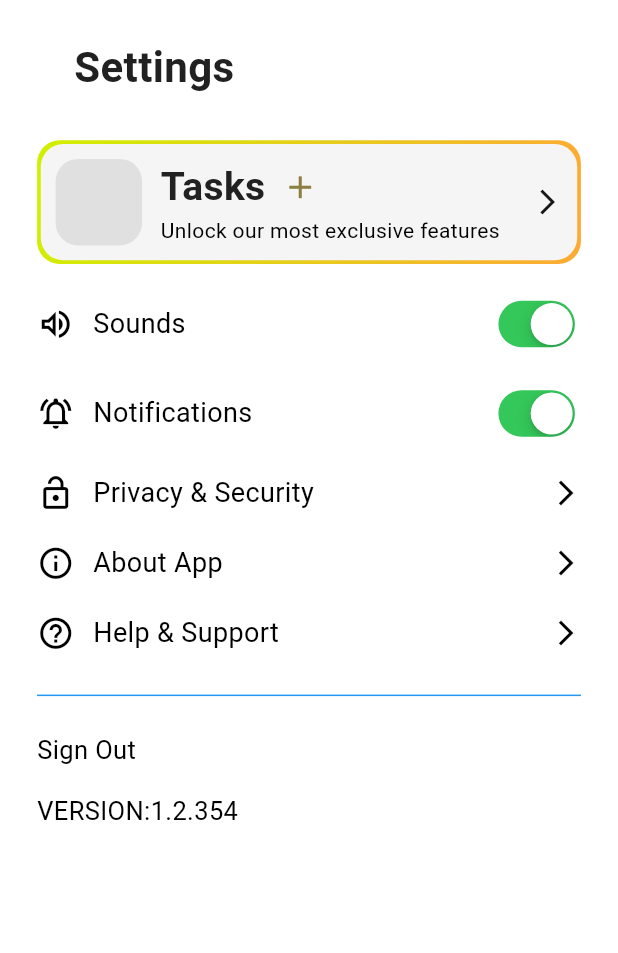
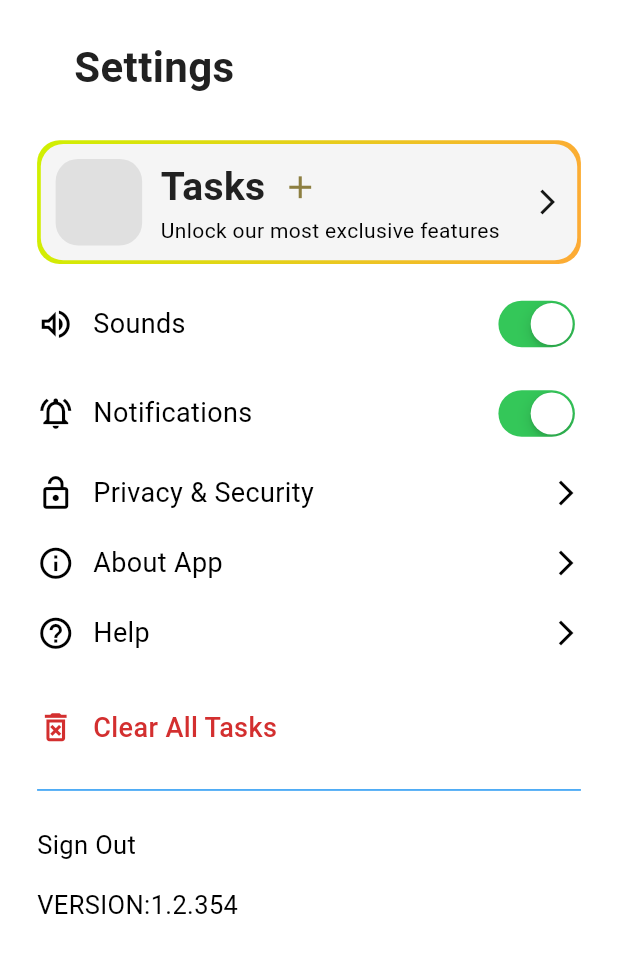
Before and after one commit to syedzubairrizwan/prodigenius_application, a Flutter app: the settingsPage screen opened directly, on a phone screen of 412 x 824 dp. Shown: the top 953 px of the screen. Run offline on Flutter 3.47's test engine with Material 3 defaults, Android fonts, the phone set to English and light mode, and no system bars; our stand-ins replace firebase_auth, firebase_core, fl_chart, flutter_local_notifications, hive, hive_flutter and 2 more; accounts and stored records are empty.

Commit message:
new changes

```diff
--- a/lib/main.dart
+++ b/lib/main.dart
@@ -8,8 +8,9 @@ import 'package:firebase_core/firebase_core.dart';
 import 'package:firebase_auth/firebase_auth.dart';
 import 'firebase_options.dart';
 import 'package:prodigenius_application/services/hive_service.dart';
+import 'package:prodigenius_application/services/notification_service.dart';
 
-void main() async {
+Future<void> main() async {
   // Ensure Flutter binding is initialized
   WidgetsFlutterBinding.ensureInitialized();
 
@@ -18,6 +19,9 @@ void main() async {
 
   // Initialize Hive
   await HiveService.init();
+
+  // Initialize Notification Service
+  await NotificationService().init();
 
   // Set preferred orientations
   SystemChrome.setPreferredOrientations([DeviceOrientation.portraitUp]);
--- a/lib/screens/Settings.dart
+++ b/lib/screens/Settings.dart
@@ -6,8 +6,7 @@ import 'package:prodigenius_application/components/upper_header.dart';
 import 'package:prodigenius_application/screens/HelpPage.dart';
 import 'package:prodigenius_application/widgets/constant.dart';
 import 'package:prodigenius_application/Screens/privacysecurity.dart';
-
-
+import 'package:prodigenius_application/services/hive_service.dart';
 
 class settingsPage extends StatefulWidget {
   const settingsPage({super.key});
@@ -32,9 +31,7 @@ class _settingsPageState extends State<settingsPage> {
             crossAxisAlignment: CrossAxisAlignment.start,
             children: [
               upperHeader("Settings", context, false, page: const MenuPage()),
-              SizedBox(
-                height: he * 0.035,
-              ),
+              SizedBox(height: he * 0.035),
               Container(
                 padding: EdgeInsets.all(he * 0.003),
                 decoration: BoxDecoration(
@@ -45,7 +42,8 @@ class _settingsPageState extends State<settingsPage> {
                     colors: [
                       Color.fromARGB(255, 208, 240, 1),
                       Color.fromARGB(255, 253, 170, 53),
-                      ]),
+                    ],
+                  ),
                 ),
                 child: Container(
                   decoration: BoxDecoration(
@@ -53,7 +51,8 @@ class _settingsPageState extends State<settingsPage> {
                     color: Colors.grey[100],
                   ),
                   padding: EdgeInsets.all(he * 0.012),
-                  child: Row(children: [
+                  child: Row(
+                    children: [
                       Container(
                         height: he * 0.07,
                         width: he * 0.07,
@@ -64,37 +63,38 @@ class _settingsPageState extends State<settingsPage> {
                         ),
                         child: ColorFiltered(
                           colorFilter: ColorFilter.mode(
-                              const Color.fromARGB(255, 224, 224, 224)
-                                  ,
-                              BlendMode.srcATop),
+                            const Color.fromARGB(255, 224, 224, 224),
+                            BlendMode.srcATop,
+                          ),
                           child: Icon(
                             Icons.workspace_premium_outlined,
                             size: 30,
                             color: MyThemeColor.textColor,
                           ),
-                        )),
-                    SizedBox(
-                      width: he * 0.015,
                         ),
+                      ),
+                      SizedBox(width: he * 0.015),
                       Column(
                         crossAxisAlignment: CrossAxisAlignment.start,
                         children: [
                           Row(
                             children: [
                               customText('Tasks ', 26),
-                            SizedBox(
-                              width: he * 0.005,
+                              SizedBox(width: he * 0.005),
+                              const Icon(
+                                Icons.add,
+                                size: 25,
+                                color: Color.fromARGB(255, 141, 127, 65),
                               ),
-                            const Icon(Icons.add,
-                                size: 25,
-                                color: Color.fromARGB(255, 141, 127, 65))
                             ],
                           ),
                           SizedBox(height: he * 0.0005),
                           const Text(
                             "Unlock our most exclusive features",
                             style: TextStyle(
-                              fontSize: 14, color: MyThemeColor.textColor),
+                              fontSize: 14,
+                              color: MyThemeColor.textColor,
+                            ),
                           ),
                         ],
                       ),
@@ -104,28 +104,33 @@ class _settingsPageState extends State<settingsPage> {
                         color: Color.fromARGB(255, 22, 23, 22),
                         size: 20,
                       ),
-                  ]),
+                    ],
                   ),
                 ),
-              SizedBox(
-                height: he * 0.025,
               ),
+              SizedBox(height: he * 0.025),
 
               Row(
                 children: [
                   if (isSound == true)
-                    Icon(Icons.volume_up_outlined,
-                        size: 25, color: MyThemeColor.textColor)
+                    Icon(
+                      Icons.volume_up_outlined,
+                      size: 25,
+                      color: MyThemeColor.textColor,
+                    )
                   else
-                    Icon(Icons.volume_off_outlined,
-                        size: 25, color: MyThemeColor.textColor),
-                  SizedBox(
-                    width: he * 0.015,
+                    Icon(
+                      Icons.volume_off_outlined,
+                      size: 25,
+                      color: MyThemeColor.textColor,
                     ),
+                  SizedBox(width: he * 0.015),
                   const Text(
                     "Sounds",
-                    style:
-                        TextStyle(fontSize: 18, color: MyThemeColor.textColor),
+                    style: TextStyle(
+                      fontSize: 18,
+                      color: MyThemeColor.textColor,
+                    ),
                   ),
                   Expanded(child: Container()),
                   CupertinoSwitch(
@@ -134,27 +139,32 @@ class _settingsPageState extends State<settingsPage> {
                       setState(() {
                         isSound = value;
                       });
-                      })
+                    },
+                  ),
                 ],
               ),
-              SizedBox(
-                height: he * 0.025,
-              ),
+              SizedBox(height: he * 0.025),
               Row(
                 children: [
                   if (isSwitched == true)
-                    Icon(Icons.notifications_active_outlined,
-                        size: 25, color: MyThemeColor.textColor)
+                    Icon(
+                      Icons.notifications_active_outlined,
+                      size: 25,
+                      color: MyThemeColor.textColor,
+                    )
                   else
-                    Icon(Icons.notifications_off_outlined,
-                        size: 25, color: MyThemeColor.textColor),
-                  SizedBox(
-                    width: he * 0.015,
+                    Icon(
+                      Icons.notifications_off_outlined,
+                      size: 25,
+                      color: MyThemeColor.textColor,
                     ),
+                  SizedBox(width: he * 0.015),
                   const Text(
                     "Notifications",
-                    style:
-                        TextStyle(fontSize: 18, color: MyThemeColor.textColor),
+                    style: TextStyle(
+                      fontSize: 18,
+                      color: MyThemeColor.textColor,
+                    ),
                   ),
                   Expanded(child: Container()),
                   CupertinoSwitch(
@@ -163,7 +173,8 @@ class _settingsPageState extends State<settingsPage> {
                       setState(() {
                         isSwitched = value;
                       });
-                      })
+                    },
+                  ),
                 ],
               ),
               // SizedBox(
@@ -194,40 +205,41 @@ class _settingsPageState extends State<settingsPage> {
               //     })
               //   ],
               // ),
-              SizedBox(
-                height: he * 0.025,
-              ),
+              SizedBox(height: he * 0.025),
               GestureDetector(
                 onTap: () {
                   Navigator.push(
                     context,
                     MaterialPageRoute(
-                          builder: (context) => const PrivacySecurity()));
+                      builder: (context) => const PrivacySecurity(),
+                    ),
+                  );
                 },
                 child: Row(
                   children: [
-                    Icon(Icons.lock_open_outlined,
-                        size: 25, color: MyThemeColor.textColor),
-                    SizedBox(
-                      width: he * 0.015,
+                    Icon(
+                      Icons.lock_open_outlined,
+                      size: 25,
+                      color: MyThemeColor.textColor,
                     ),
+                    SizedBox(width: he * 0.015),
                     const Text(
                       "Privacy & Security",
                       style: TextStyle(
-                          fontSize: 18, color: MyThemeColor.textColor),
+                        fontSize: 18,
+                        color: MyThemeColor.textColor,
+                      ),
                     ),
                     Expanded(child: Container()),
                     const Icon(
                       Icons.arrow_forward_ios,
                       color: MyThemeColor.textColor,
                       size: 20,
-                    )
+                    ),
                   ],
                 ),
               ),
-              SizedBox(
-                height: he * 0.025,
-              ),
+              SizedBox(height: he * 0.025),
 
               GestureDetector(
                 onTap: () {
@@ -247,64 +259,85 @@ class _settingsPageState extends State<settingsPage> {
                   },
                   child: Row(
                     children: [
-                      Icon(Icons.info_outline,
-                          size: 25, color: MyThemeColor.textColor),
-                      SizedBox(
-                        width: he * 0.015,
+                      Icon(
+                        Icons.info_outline,
+                        size: 25,
+                        color: MyThemeColor.textColor,
                       ),
+                      SizedBox(width: he * 0.015),
                       const Text(
                         "About App",
                         style: TextStyle(
-                            fontSize: 18, color: MyThemeColor.textColor),
+                          fontSize: 18,
+                          color: MyThemeColor.textColor,
+                        ),
                       ),
                       Expanded(child: Container()),
                       const Icon(
                         Icons.arrow_forward_ios,
                         color: MyThemeColor.textColor,
                         size: 20,
-                      )
+                      ),
                     ],
                   ),
                 ),
               ),
-              SizedBox(
-                height: he * 0.025,
-              ),
+              SizedBox(height: he * 0.025),
               GestureDetector(
                 onTap: () {
                   Navigator.push(
                     context,
-                       MaterialPageRoute(
-                           builder: (context) => const HelpPage()));
+                    MaterialPageRoute(builder: (context) => const HelpPage()),
+                  );
                 },
                 child: Row(
                   children: [
-                    Icon(Icons.help_outline,
-                        size: 25, color: MyThemeColor.textColor),
-                    SizedBox(
-                      width: he * 0.015,
+                    Icon(
+                      Icons.help_outline_outlined,
+                      size: 25,
+                      color: MyThemeColor.textColor,
                     ),
+                    SizedBox(width: he * 0.015),
                     const Text(
-                      "Help & Support",
+                      "Help",
                       style: TextStyle(
-                          fontSize: 18, color: MyThemeColor.textColor),
+                        fontSize: 18,
+                        color: MyThemeColor.textColor,
+                      ),
                     ),
                     Expanded(child: Container()),
                     const Icon(
                       Icons.arrow_forward_ios,
                       color: MyThemeColor.textColor,
                       size: 20,
-                    )
+                    ),
                   ],
                 ),
               ),
-              SizedBox(
-                height: he * 0.025,
+              SizedBox(height: he * 0.045),
+              GestureDetector(
+                onTap: () => _showClearTasksConfirmationDialog(context),
+                child: Row(
+                  children: [
+                    Icon(
+                      Icons.delete_forever_outlined,
+                      size: 25,
+                      color: Colors.red[700],
                     ),
-              const Divider(
-                color: Colors.blue,
-                thickness: 1,
+                    SizedBox(width: he * 0.015),
+                    Text(
+                      "Clear All Tasks",
+                      style: TextStyle(
+                        fontSize: 18,
+                        color: Colors.red[700],
+                        fontWeight: FontWeight.w500,
                       ),
+                    ),
+                  ],
+                ),
+              ),
+              SizedBox(height: he * 0.025),
+              const Divider(color: Colors.blue, thickness: 1),
               // SizedBox(
               //   height: he * 0.02,
               // ),
@@ -312,9 +345,7 @@ class _settingsPageState extends State<settingsPage> {
               //   "Privacy Policy",
               //   style: TextStyle(fontSize: 17, color: MyThemeColor.textColor),
               // ),
-              SizedBox(
-                height: he * 0.02,
-              ),
+              SizedBox(height: he * 0.02),
               GestureDetector(
                 onTap: () {
                   // saveUser();
@@ -328,9 +359,7 @@ class _settingsPageState extends State<settingsPage> {
                   style: TextStyle(fontSize: 17, color: MyThemeColor.textColor),
                 ),
               ),
-              SizedBox(
-                height: he * 0.02,
-              ),
+              SizedBox(height: he * 0.02),
               const Text(
                 "VERSION:1.2.354",
                 style: TextStyle(fontSize: 17, color: MyThemeColor.textColor),
@@ -341,6 +370,50 @@ class _settingsPageState extends State<settingsPage> {
       ),
     );
   }
+
+  Future<void> _showClearTasksConfirmationDialog(BuildContext context) async {
+    return showDialog<void>(
+      context: context,
+      barrierDismissible: false, // User must tap button!
+      builder: (BuildContext dialogContext) {
+        return AlertDialog(
+          title: const Text('Confirm Clear'),
+          content: const SingleChildScrollView(
+            child: ListBody(
+              children: <Widget>[
+                Text('Are you sure you want to clear all tasks?'),
+                Text('This action cannot be undone.'),
+              ],
+            ),
+          ),
+          actions: <Widget>[
+            TextButton(
+              child: const Text('Cancel'),
+              onPressed: () {
+                Navigator.of(dialogContext).pop();
+              },
+            ),
+            TextButton(
+              style: TextButton.styleFrom(foregroundColor: Colors.red[700]),
+              child: const Text('Clear'),
+              onPressed: () async {
+                await HiveService.clearAllTasks();
+                Navigator.of(dialogContext).pop();
+                if (mounted) {
+                  ScaffoldMessenger.of(context).showSnackBar(
+                    const SnackBar(
+                      content: Text('All tasks have been cleared.'),
+                      backgroundColor: Colors.green,
+                    ),
+                  );
+                }
+              },
+            ),
+          ],
+        );
+      },
+    );
+  }
 }
 
 value() {}
--- a/lib/services/ai_task_prioritizer.dart
+++ b/lib/services/ai_task_prioritizer.dart
@@ -1,6 +1,6 @@
 // lib/services/ai_task_prioritizer.dart
 
-import 'package:intl/intl.dart'; // For date comparison
+// For date comparison
 import 'package:prodigenius_application/models/Task_modal.dart'; // Assuming Task model path
 import 'package:prodigenius_application/models/task_priority.dart';
 
--- a/lib/services/hive_service.dart
+++ b/lib/services/hive_service.dart
@@ -50,4 +50,9 @@ class HiveService {
     final box = getTaskBox();
     await box.delete(id);
   }
+
+  static Future<void> clearAllTasks() async {
+    final box = getTaskBox();
+    await box.clear();
+  }
 }
--- a/lib/widgets/PrimeSpace.dart
+++ b/lib/widgets/PrimeSpace.dart
@@ -3,7 +3,7 @@ import 'package:flutter/material.dart';
 import 'package:smooth_page_indicator/smooth_page_indicator.dart';
 
 class MotivationalCarousel extends StatefulWidget {
-  const MotivationalCarousel({Key? key}) : super(key: key);
+  const MotivationalCarousel({super.key});
 
   @override
   State<MotivationalCarousel> createState() => _MotivationalCarouselState();
@@ -18,7 +18,7 @@ class _MotivationalCarouselState extends State<MotivationalCarousel> {
     "Wake up with determination. Go to bed with satisfaction.",
     "Dream it. Wish it. Do it.",
     "Stay positive, work hard, make it happen.",
-    "The key to success is to focus on goals, not obstacles."
+    "The key to success is to focus on goals, not obstacles.",
   ];
 
   Timer? _autoScrollTimer;
@@ -27,7 +27,7 @@ class _MotivationalCarouselState extends State<MotivationalCarousel> {
   @override
   void initState() {
     super.initState();
-    _autoScrollTimer = Timer.periodic(const Duration(seconds: 3), (timer) {
+    _autoScrollTimer = Timer.periodic(const Duration(seconds: 5), (timer) {
       if (_controller.hasClients) {
         _currentIndex++;
         if (_currentIndex >= quotes.length) _currentIndex = 0;
--- a/pubspec.yaml
+++ b/pubspec.yaml
@@ -58,6 +58,11 @@ dependencies:
 
 
   smooth_page_indicator: ^1.1.0
+  flutter_local_notifications: ^19.2.1
+  flutter_timezone: ^4.1.1
+  timezone: ^0.10.0
+  #flutter_local_notifications: ^19.2.1
+  #flutter_timezone: ^1.0.8
 
 
 dev_dependencies:
```
Also changed, not shown: lib/screens/Add_Task_Dialog.dart (+11 -0 lines), lib/services/notification_service.dart (added, +82 -0 lines), pubspec.lock, 6 other files. Lines whose indentation alone changed are shown as unchanged.
